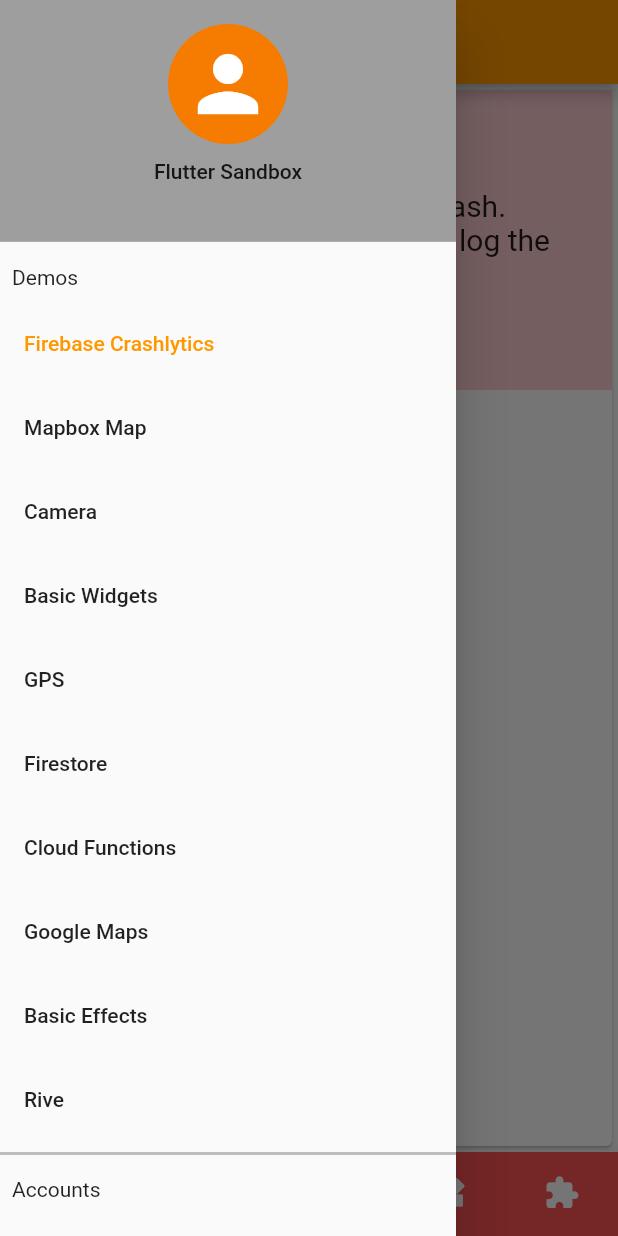
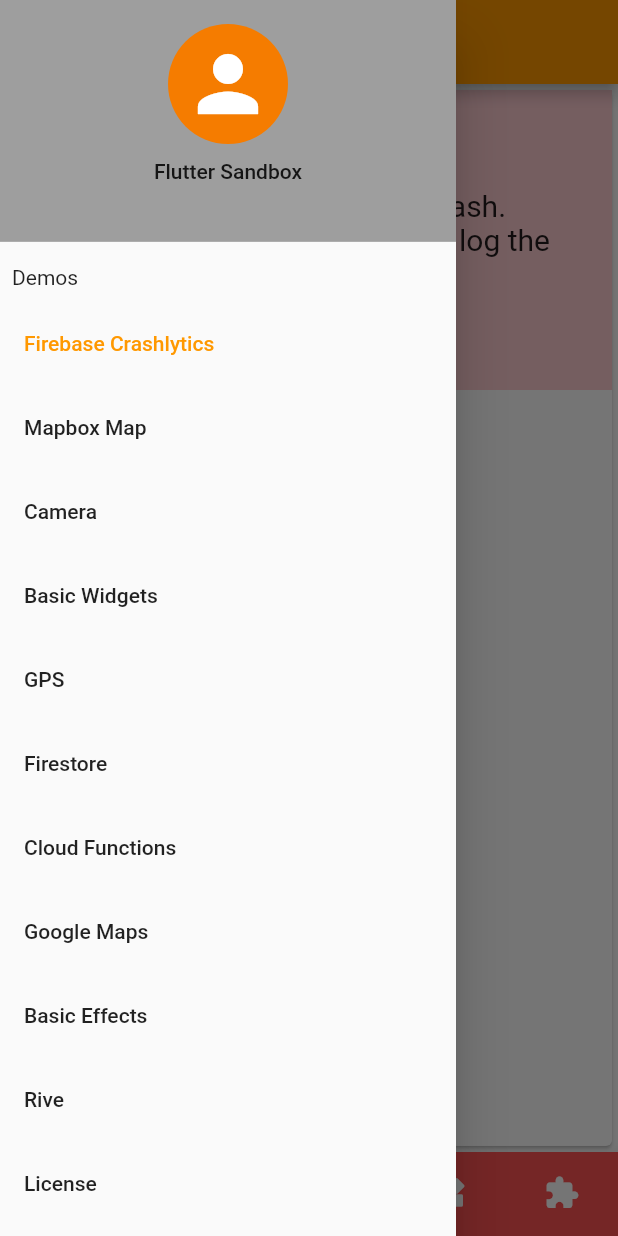
Before and after one commit to mysticeti/flutter_sandbox, a Flutter app: the screen it shows after launch, with the side drawer open, on a phone screen of 412 x 824 dp. Run offline on Flutter 3.47's test engine with Material 2 defaults, Android fonts, the phone set to English and light mode, and no system bars; our stand-ins replace camera, cloud_firestore, cloud_functions, date_format, firebase_auth, firebase_core and 8 more; missing offline and left inert: mapbox_gl, parallax_image; accounts and stored records are empty.

Commit message:
Add default license page (#92)

```diff
--- a/lib/home_page.dart
+++ b/lib/home_page.dart
@@ -35,6 +35,27 @@ class HomePage extends StatefulWidget {
 class _HomePageState extends State<HomePage> {
   String _title = 'Firebase Crashlytics';
   int currentPageIndex;
+
+  String licenseMIT = 'MIT License\n\n' +
+      'Copyright (c) 2020 Rive\n\n' +
+      'Permission is hereby granted, free of charge, to any person obtaining a copy of this software and associated documentation files (the "Software"), to deal in the Software without restriction, including without limitation the rights to use, copy, modify, merge, publish, distribute, sublicense, and/or sell copies of the Software, and to permit persons to whom the Software is furnished to do so, subject to the following conditions:\n\n' +
+      'The above copyright notice and this permission notice shall be included in all copies or substantial portions of the Software.\n\n' +
+      'THE SOFTWARE IS PROVIDED "AS IS", WITHOUT WARRANTY OF ANY KIND, EXPRESS OR IMPLIED, INCLUDING BUT NOT LIMITED TO THE WARRANTIES OF MERCHANTABILITY, FITNESS FOR A PARTICULAR PURPOSE AND NONINFRINGEMENT. IN NO EVENT SHALL THE AUTHORS OR COPYRIGHT HOLDERS BE LIABLE FOR ANY CLAIM, DAMAGES OR OTHER LIABILITY, WHETHER IN AN ACTION OF CONTRACT, TORT OR OTHERWISE, ARISING FROM, OUT OF OR IN CONNECTION WITH THE SOFTWARE OR THE USE OR OTHER DEALINGS IN THE SOFTWARE.';
+
+  Stream<LicenseEntry> licenses() async* {
+    yield FlutterLicense(['rocket_reload_run7.riv, truck_run7.riv'],
+        [LicenseParagraph(licenseMIT, 0)]);
+  }
+
+  void addLicenses() {
+    LicenseRegistry.addLicense(licenses);
+  }
+
+  @override
+  void initState() {
+    addLicenses();
+    super.initState();
+  }
 
   @override
   Widget build(BuildContext context) {
@@ -81,9 +102,12 @@ class _HomePageState extends State<HomePage> {
             _title = 'Rive';
             break;
           case 10:
+            _title = 'Thank you';
+            break;
+          case 11:
             _title = 'Login';
             break;
-          case 11:
+          case 12:
             _title = 'Register';
             break;
           default:
@@ -104,6 +128,16 @@ class _HomePageState extends State<HomePage> {
       GoogleMapsPage(),
       BasicEffectsPage(),
       RivePage(),
+      LicensePage(
+        applicationIcon: Padding(
+          padding: const EdgeInsets.all(8.0),
+          child: Container(
+              width: MediaQuery.of(context).size.width * 0.5,
+              child:
+                  Image(image: AssetImage('assets/logo/geovation_logo.png'))),
+        ),
+        applicationVersion: '0.0.1',
+      ),
       // always add new screen above this comment so that auth remains the last two items.
       FirebaseAuthLoginPage(),
       FirebaseAuthRegistrationPage(),
@@ -120,14 +154,14 @@ class _HomePageState extends State<HomePage> {
         onPageChanged: _onPageChanged,
       ),
       drawer: DrawerView(),
-      bottomNavigationBar: BottonNavBarView(currentPageIndex),
+      bottomNavigationBar: BottomNavBarView(currentPageIndex),
     );
   }
 }
 
-class BottonNavBarView extends StatelessWidget {
-  BottonNavBarView(this.currentPageIndex);
-  int currentPageIndex;
+class BottomNavBarView extends StatelessWidget {
+  BottomNavBarView(this.currentPageIndex);
+  final int currentPageIndex;
   @override
   Widget build(BuildContext context) {
     final PageNavigatorCustom _pageNavigator =
@@ -325,6 +359,16 @@ class DrawerWindow extends StatelessWidget {
           Navigator.pop(context);
         },
       ),
+      ListTile(
+        selected: _pageNavigator.getCurrentPageIndex == 10,
+        title: Text('License'),
+        onTap: () {
+          if (_pageNavigator.getCurrentPageIndex != 10) {
+            _pageController.jumpToPage(_pageNavigator.getPageIndex('License'));
+          }
+          Navigator.pop(context);
+        },
+      ),
       Divider(
         thickness: 2,
       ),
@@ -422,3 +466,9 @@ class DrawerWindow extends StatelessWidget {
     );
   }
 }
+
+class FlutterLicense extends LicenseEntry {
+  FlutterLicense(this.packages, this.paragraphs);
+  final packages;
+  final paragraphs;
+}
--- a/lib/pageNavigatorCustom.dart
+++ b/lib/pageNavigatorCustom.dart
@@ -15,8 +15,9 @@ class PageNavigatorCustom extends ChangeNotifier {
     "Google Maps": 7,
     "Basic Effects": 8,
     "Rive": 9,
-    "FirebaseAuthLogin": 10,
-    "FirebaseAuthRegister": 11,
+    "License": 10,
+    "FirebaseAuthLogin": 11,
+    "FirebaseAuthRegister": 12,
   };
   int fromIndex;
 
--- a/pubspec.yaml
+++ b/pubspec.yaml
@@ -68,6 +68,7 @@ flutter:
     - lib/mapbox/mapbox_asset/
     - assets/symbols/
     - assets/rive/
+    - assets/logo/
   #   - images/a_dot_ham.jpeg
 
   # An image asset can refer to one or more resolution-specific "variants", see
```
Also changed, not shown: assets/logo/geovation_logo.png (added).
